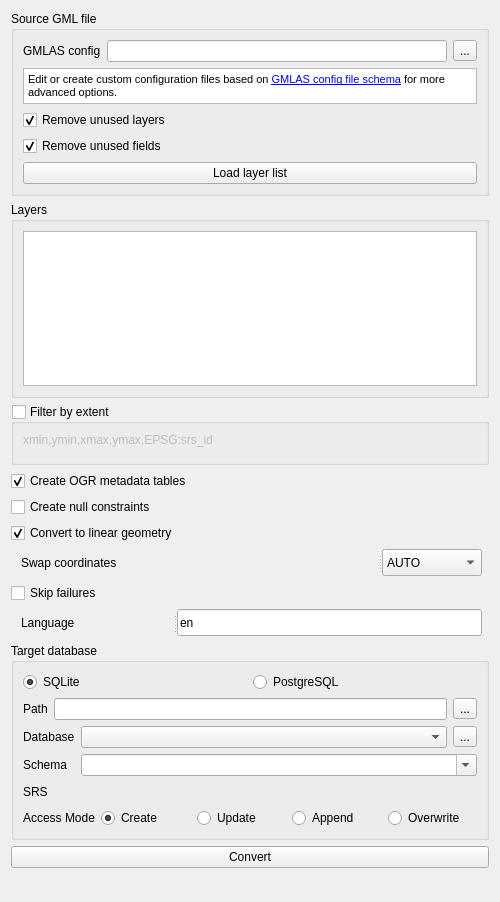
This is gml_application_schema_toolbox/ui/import_gmlas_panel.ui in BRGM/gml_application_schema_toolbox as Qt 5 draws it before an edit. The edited form follows.
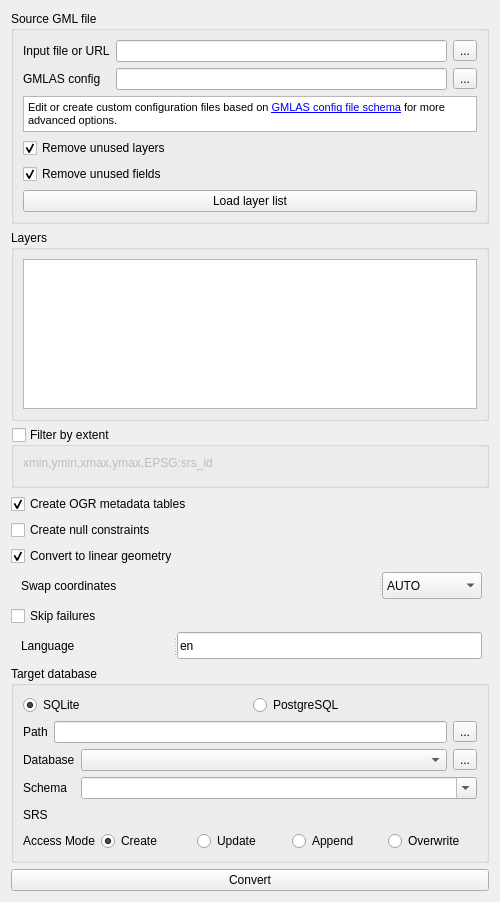
This is the edited form. Custom widgets are drawn as their Qt base class.

```diff
--- a/gml_application_schema_toolbox/ui/import_gmlas_panel.ui
+++ b/gml_application_schema_toolbox/ui/import_gmlas_panel.ui
@@ -25,14 +25,14 @@
         <property name="fieldGrowthPolicy">
          <enum>QFormLayout::AllNonFixedFieldsGrow</enum>
         </property>
-        <item row="0" column="0">
+        <item row="1" column="0">
          <widget class="QLabel" name="label_11">
           <property name="text">
            <string>GMLAS config</string>
           </property>
          </widget>
         </item>
-        <item row="0" column="1">
+        <item row="1" column="1">
          <layout class="QHBoxLayout" name="horizontalLayout">
           <item>
            <widget class="QLineEdit" name="gmlasConfigLineEdit">
@@ -50,6 +50,27 @@
           </item>
          </layout>
         </item>
+        <item row="0" column="0">
+         <widget class="QLabel" name="label_5">
+          <property name="text">
+           <string>Input file or URL</string>
+          </property>
+         </widget>
+        </item>
+        <item row="0" column="1">
+         <layout class="QHBoxLayout" name="horizontalLayout_2">
+          <item>
+           <widget class="QLineEdit" name="gmlPathLineEdit"/>
+          </item>
+          <item>
+           <widget class="QToolButton" name="gmlPathButton">
+            <property name="text">
+             <string>...</string>
+            </property>
+           </widget>
+          </item>
+         </layout>
+        </item>
        </layout>
       </item>
       <item>
@@ -576,7 +597,7 @@
       <enum>Qt::Vertical</enum>
      </property>
      <property name="sizeType">
-      <enum>QSizePolicy::Fixed</enum>
+      <enum>QSizePolicy::Preferred</enum>
      </property>
      <property name="sizeHint" stdset="0">
       <size>
```
